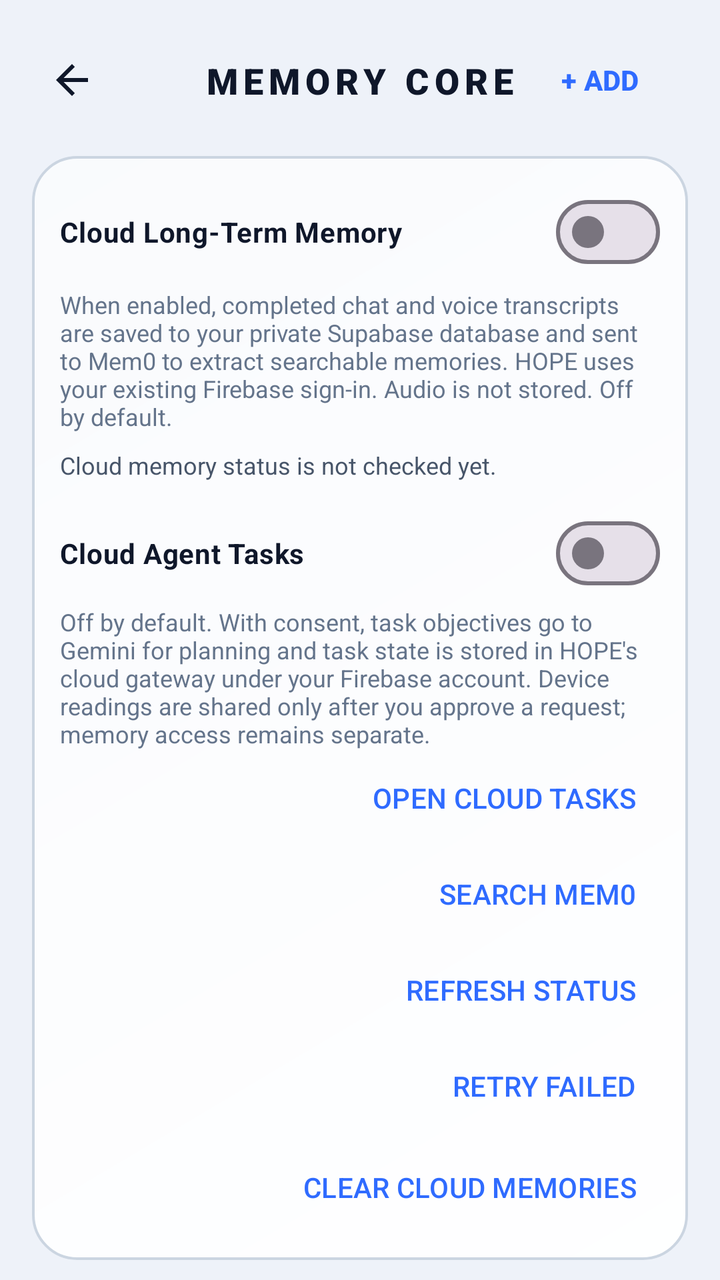
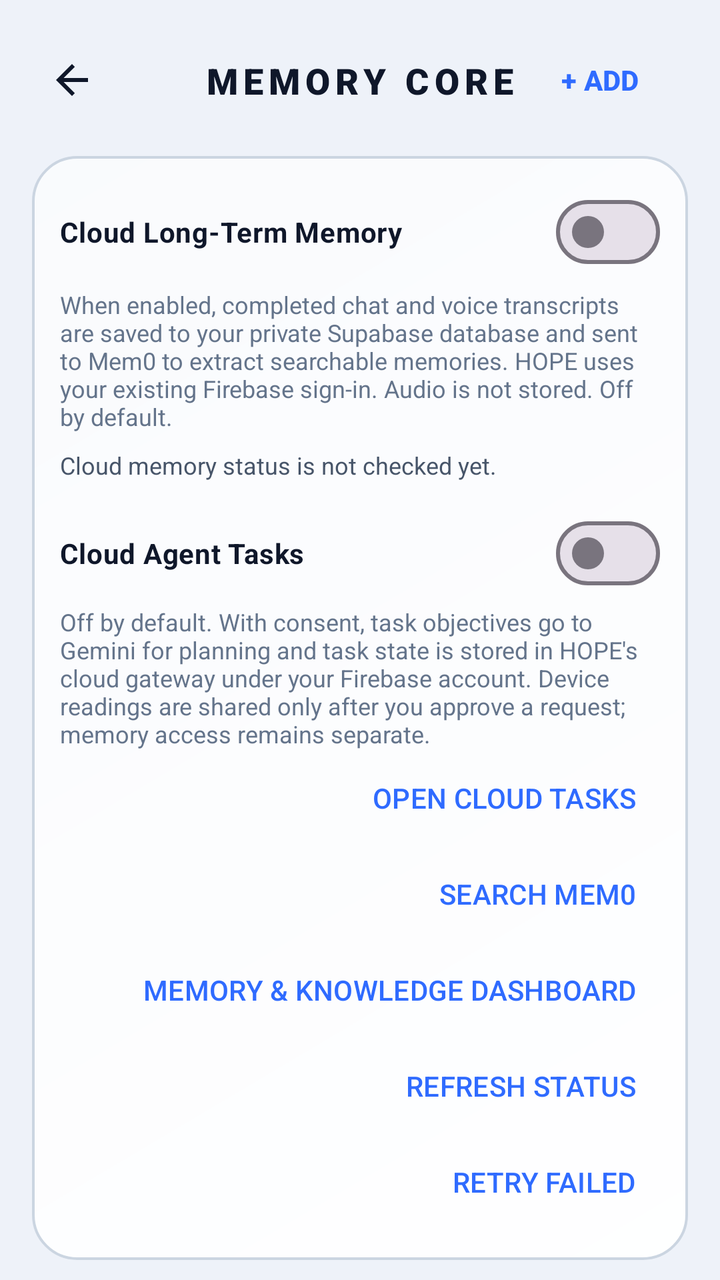

Screens rendered from an Android XML layout before and after an edit, with the pre-edit source and the edit as a unified diff.
<!-- AndroidManifest.xml: application theme Theme.JarvisAssistant -->
<!-- res/layout/activity_memory.xml -->
<?xml version="1.0" encoding="utf-8"?>
<LinearLayout xmlns:android="http://schemas.android.com/apk/res/android"
    xmlns:app="http://schemas.android.com/apk/res-auto"
    xmlns:tools="http://schemas.android.com/tools"
    android:layout_width="match_parent"
    android:layout_height="match_parent"
    android:background="?attr/themeBg"
    android:orientation="vertical">

    
    <androidx.constraintlayout.widget.ConstraintLayout
        android:layout_width="match_parent"
        android:layout_height="wrap_content"
        android:paddingStart="16dp"
        android:paddingEnd="16dp"
        android:paddingTop="16dp"
        android:paddingBottom="14dp">

        <ImageButton
            android:id="@+id/btnBack"
            android:layout_width="40dp"
            android:layout_height="40dp"
            android:background="?attr/selectableItemBackgroundBorderless"
            android:src="@drawable/ic_back"
            android:contentDescription="@string/desc_back"
            app:tint="?attr/themeTextPrimary"
            app:layout_constraintStart_toStartOf="parent"
            app:layout_constraintTop_toTopOf="parent"
            app:layout_constraintBottom_toBottomOf="parent" />

        <TextView
            android:layout_width="wrap_content"
            android:layout_height="wrap_content"
            android:text="@string/memory_title"
            android:textColor="?attr/themeTextPrimary"
            android:textSize="18sp"
            android:textStyle="bold"
            android:fontFamily="sans-serif-black"
            android:letterSpacing="0.15"
            app:layout_constraintStart_toStartOf="parent"
            app:layout_constraintEnd_toEndOf="parent"
            app:layout_constraintTop_toTopOf="parent"
            app:layout_constraintBottom_toBottomOf="parent" />

        <Button
            android:id="@+id/btnAddMemory"
            style="@style/Widget.Material3.Button.TextButton"
            android:layout_width="wrap_content"
            android:layout_height="wrap_content"
            android:text="+ ADD"
            android:textColor="?attr/themeAccent"
            android:textStyle="bold"
            app:layout_constraintEnd_toEndOf="parent"
            app:layout_constraintTop_toTopOf="parent"
            app:layout_constraintBottom_toBottomOf="parent" />
    </androidx.constraintlayout.widget.ConstraintLayout>

    <LinearLayout
        android:layout_width="match_parent"
        android:layout_height="match_parent"
        android:orientation="vertical"
        android:paddingHorizontal="16dp">

        <LinearLayout
            android:layout_width="match_parent"
            android:layout_height="wrap_content"
            android:layout_marginBottom="10dp"
            android:background="@drawable/bg_jarvis_card"
            android:orientation="vertical"
            android:padding="14dp">

            <com.google.android.material.materialswitch.MaterialSwitch
                android:id="@+id/switchCloudMemory"
                android:layout_width="match_parent"
                android:layout_height="wrap_content"
                android:text="Cloud Long-Term Memory"
                android:textColor="?attr/themeTextPrimary"
                android:textStyle="bold" />

            <TextView
                android:layout_width="match_parent"
                android:layout_height="wrap_content"
                android:layout_marginTop="4dp"
                android:text="When enabled, completed chat and voice transcripts are saved to your private Supabase database and sent to Mem0 to extract searchable memories. HOPE uses your existing Firebase sign-in. Audio is not stored. Off by default."
                android:textColor="?attr/themeTextMuted"
                android:textSize="12sp" />

            <TextView
                android:id="@+id/tvCloudMemoryStatus"
                android:layout_width="match_parent"
                android:layout_height="wrap_content"
                android:layout_marginTop="8dp"
                android:text="Cloud memory status is not checked yet."
                android:textColor="?attr/themeTextSecondary"
                android:textSize="12sp" />

            <com.google.android.material.materialswitch.MaterialSwitch
                android:id="@+id/switchCloudAgent"
                android:layout_width="match_parent"
                android:layout_height="wrap_content"
                android:layout_marginTop="12dp"
                android:text="Cloud Agent Tasks"
                android:textColor="?attr/themeTextPrimary"
                android:textStyle="bold" />

            <TextView
                android:layout_width="match_parent"
                android:layout_height="wrap_content"
                android:layout_marginTop="2dp"
                android:text="Off by default. With consent, task objectives go to Gemini for planning and task state is stored in HOPE's cloud gateway under your Firebase account. Device readings are shared only after you approve a request; memory access remains separate."
                android:textColor="?attr/themeTextMuted"
                android:textSize="12sp" />

            <Button
                android:id="@+id/btnOpenCloudTasks"
                style="@style/Widget.Material3.Button.TextButton"
                android:layout_width="wrap_content"
                android:layout_height="wrap_content"
                android:layout_gravity="end"
                android:text="OPEN CLOUD TASKS"
                android:textColor="?attr/themeAccent" />

            <LinearLayout
                android:layout_width="match_parent"
                android:layout_height="wrap_content"
                android:gravity="end"
                android:orientation="vertical">

                <Button
                    android:id="@+id/btnSearchCloudMemories"
                    style="@style/Widget.Material3.Button.TextButton"
                    android:layout_width="wrap_content"
                    android:layout_height="wrap_content"
                    android:text="SEARCH MEM0"
                    android:textColor="?attr/themeAccent" />

                <Button
                    android:id="@+id/btnRefreshCloudMemoryStatus"
                    style="@style/Widget.Material3.Button.TextButton"
                    android:layout_width="wrap_content"
                    android:layout_height="wrap_content"
                    android:text="REFRESH STATUS"
                    android:textColor="?attr/themeAccent" />

                <Button
                    android:id="@+id/btnRetryCloudMemory"
                    style="@style/Widget.Material3.Button.TextButton"
                    android:layout_width="wrap_content"
                    android:layout_height="wrap_content"
                    android:text="RETRY FAILED"
                    android:textColor="?attr/themeAccent" />
            </LinearLayout>

            <Button
                android:id="@+id/btnClearCloudMemory"
                style="@style/Widget.Material3.Button.TextButton"
                android:layout_width="wrap_content"
                android:layout_height="wrap_content"
                android:layout_gravity="end"
                android:layout_marginTop="4dp"
                android:text="CLEAR CLOUD MEMORIES"
                android:textColor="?attr/themeAccent" />
        </LinearLayout>

        
        <com.google.android.material.textfield.TextInputLayout
            android:id="@+id/tilSearch"
            style="@style/Widget.Material3.TextInputLayout.OutlinedBox"
            android:layout_width="match_parent"
            android:layout_height="wrap_content"
            android:layout_marginTop="4dp"
            app:boxBackgroundColor="?attr/themeInputBg"
            app:boxStrokeColor="?attr/themeAccent"
            app:boxCornerRadiusTopStart="12dp"
            app:boxCornerRadiusTopEnd="12dp"
            app:boxCornerRadiusBottomStart="12dp"
            app:boxCornerRadiusBottomEnd="12dp"
            app:hintEnabled="false">

            <com.google.android.material.textfield.TextInputEditText
                android:id="@+id/etSearch"
                android:layout_width="match_parent"
                android:layout_height="wrap_content"
                android:hint="@string/search_memories"
                android:textColor="?attr/themeTextPrimary"
                android:textColorHint="?attr/themeTextMuted"
                android:singleLine="true"
                android:paddingVertical="12dp"
                android:textSize="14sp" />
        </com.google.android.material.textfield.TextInputLayout>

        
        <HorizontalScrollView
            android:layout_width="match_parent"
            android:layout_height="wrap_content"
            android:layout_marginTop="12dp"
            android:scrollbars="none">

            <LinearLayout
                android:id="@+id/layoutCategories"
                android:layout_width="wrap_content"
                android:layout_height="wrap_content"
                android:orientation="horizontal">

                <TextView
                    android:id="@+id/chipCategoryAll"
                    android:layout_width="wrap_content"
                    android:layout_height="wrap_content"
                    android:background="@drawable/bg_chip_selected"
                    android:paddingHorizontal="14dp"
                    android:paddingVertical="6dp"
                    android:text="@string/category_all"
                    android:textColor="?attr/themeAccent"
                    android:textSize="12sp"
                    android:textStyle="bold" />

                <TextView
                    android:id="@+id/chipCategoryPersonal"
                    android:layout_width="wrap_content"
                    android:layout_height="wrap_content"
                    android:layout_marginStart="8dp"
                    android:background="@drawable/bg_chip_unselected"
                    android:paddingHorizontal="14dp"
                    android:paddingVertical="6dp"
                    android:text="@string/category_personal"
                    android:textColor="?attr/themeTextSecondary"
                    android:textSize="12sp" />

                <TextView
                    android:id="@+id/chipCategoryPreferences"
                    android:layout_width="wrap_content"
                    android:layout_height="wrap_content"
                    android:layout_marginStart="8dp"
                    android:background="@drawable/bg_chip_unselected"
                    android:paddingHorizontal="14dp"
                    android:paddingVertical="6dp"
                    android:text="@string/category_preferences"
                    android:textColor="?attr/themeTextSecondary"
                    android:textSize="12sp" />

                <TextView
                    android:id="@+id/chipCategoryContacts"
                    android:layout_width="wrap_content"
                    android:layout_height="wrap_content"
                    android:layout_marginStart="8dp"
                    android:background="@drawable/bg_chip_unselected"
                    android:paddingHorizontal="14dp"
                    android:paddingVertical="6dp"
                    android:text="@string/category_contacts"
                    android:textColor="?attr/themeTextSecondary"
                    android:textSize="12sp" />

                <TextView
                    android:id="@+id/chipCategoryRoutines"
                    android:layout_width="wrap_content"
                    android:layout_height="wrap_content"
                    android:layout_marginStart="8dp"
                    android:background="@drawable/bg_chip_unselected"
                    android:paddingHorizontal="14dp"
                    android:paddingVertical="6dp"
                    android:text="@string/category_routines"
                    android:textColor="?attr/themeTextSecondary"
                    android:textSize="12sp" />

                <TextView
                    android:id="@+id/chipCategoryNotes"
                    android:layout_width="wrap_content"
                    android:layout_height="wrap_content"
                    android:layout_marginStart="8dp"
                    android:background="@drawable/bg_chip_unselected"
                    android:paddingHorizontal="14dp"
                    android:paddingVertical="6dp"
                    android:text="@string/category_notes"
                    android:textColor="?attr/themeTextSecondary"
                    android:textSize="12sp" />
            </LinearLayout>
        </HorizontalScrollView>

        
        <TextView
            android:id="@+id/tvMemoryCount"
            android:layout_width="wrap_content"
            android:layout_height="wrap_content"
            android:layout_marginTop="16dp"
            android:layout_marginBottom="8dp"
            android:text="SAVED MEMORIES (0)"
            android:textColor="?attr/themeTextMuted"
            android:textSize="11sp"
            android:letterSpacing="0.05"
            android:textStyle="bold" />

        
        <FrameLayout
            android:layout_width="match_parent"
            android:layout_height="match_parent">

            <androidx.recyclerview.widget.RecyclerView
                android:id="@+id/rvMemories"
                android:layout_width="match_parent"
                android:layout_height="match_parent"
                android:clipToPadding="false"
                android:paddingBottom="24dp"
                tools:listitem="@layout/item_memory" />

            <TextView
                android:id="@+id/tvNoMemories"
                android:layout_width="wrap_content"
                android:layout_height="wrap_content"
                android:layout_gravity="center"
                android:text="@string/no_memories"
                android:textColor="?attr/themeTextMuted"
                android:textSize="14sp"
                android:visibility="gone" />
        </FrameLayout>
    </LinearLayout>

</LinearLayout>
<!-- res/layout/item_memory.xml (included above) -->
<?xml version="1.0" encoding="utf-8"?>
<LinearLayout xmlns:android="http://schemas.android.com/apk/res/android"
    xmlns:app="http://schemas.android.com/apk/res-auto"
    android:layout_width="match_parent"
    android:layout_height="wrap_content"
    android:layout_marginBottom="12dp"
    android:background="@drawable/bg_card_futuristic"
    android:orientation="vertical"
    android:padding="16dp">

    
    <LinearLayout
        android:layout_width="match_parent"
        android:layout_height="wrap_content"
        android:gravity="center_vertical"
        android:orientation="horizontal">

        <TextView
            android:id="@+id/tvMemoryCategory"
            android:layout_width="wrap_content"
            android:layout_height="wrap_content"
            android:background="@drawable/bg_badge_action"
            android:paddingHorizontal="10dp"
            android:paddingVertical="4dp"
            android:text="PREFERENCES"
            android:textColor="?attr/themeAccent"
            android:textSize="10sp"
            android:textStyle="bold"
            android:letterSpacing="0.05" />

        <TextView
            android:id="@+id/tvMemoryDate"
            android:layout_width="0dp"
            android:layout_height="wrap_content"
            android:layout_marginStart="10dp"
            android:layout_weight="1"
            android:text="Sep 12, 2026 • 15:30"
            android:textColor="?attr/themeTextMuted"
            android:textSize="11sp" />

        <ImageButton
            android:id="@+id/btnEditMemory"
            android:layout_width="32dp"
            android:layout_height="32dp"
            android:background="?attr/selectableItemBackgroundBorderless"
            android:src="@drawable/ic_edit"
            app:tint="?attr/themeTextSecondary"
            android:contentDescription="Edit" />

        <ImageButton
            android:id="@+id/btnDeleteMemory"
            android:layout_width="32dp"
            android:layout_height="32dp"
            android:layout_marginStart="4dp"
            android:background="?attr/selectableItemBackgroundBorderless"
            android:src="@drawable/ic_delete"
            app:tint="@color/status_red"
            android:contentDescription="Delete" />
    </LinearLayout>

    
    <TextView
        android:id="@+id/tvMemoryFact"
        android:layout_width="match_parent"
        android:layout_height="wrap_content"
        android:layout_marginTop="10dp"
        android:text="Favorite song is Believer."
        android:textColor="?attr/themeTextPrimary"
        android:textSize="14sp"
        android:lineSpacingExtra="3dp" />

</LinearLayout>
<!-- resources referenced by this layout -->
<resources>
  <color name="status_red">#EF4444</color>
  <!-- drawable bg_badge_action (drawable) -->
  <?xml version="1.0" encoding="utf-8"?>
  <shape xmlns:android="http://schemas.android.com/apk/res/android"
      android:shape="rectangle">
      <solid android:color="?attr/themeAccentLight" />
      <corners android:radius="8dp" />
      <stroke
          android:width="1dp"
          android:color="?attr/themeAccent" />
  </shape>
  <!-- drawable bg_card_futuristic (drawable) -->
  <?xml version="1.0" encoding="utf-8"?>
  <shape xmlns:android="http://schemas.android.com/apk/res/android"
      android:shape="rectangle">
      <solid android:color="?attr/themeCardBg" />
      <stroke
          android:width="1dp"
          android:color="?attr/themeCardBorder" />
      <corners android:radius="14dp" />
  </shape>
  <!-- drawable bg_chip_selected (drawable) -->
  <?xml version="1.0" encoding="utf-8"?>
  <shape xmlns:android="http://schemas.android.com/apk/res/android"
      android:shape="rectangle">
      <solid android:color="?attr/themeAccentLight" />
      <stroke
          android:width="1.5dp"
          android:color="?attr/themeAccent" />
      <corners android:radius="20dp" />
  </shape>
  <!-- drawable bg_chip_unselected (drawable) -->
  <?xml version="1.0" encoding="utf-8"?>
  <shape xmlns:android="http://schemas.android.com/apk/res/android"
      android:shape="rectangle">
      <solid android:color="?attr/themeChipBg" />
      <stroke
          android:width="1dp"
          android:color="?attr/themeCardBorder" />
      <corners android:radius="20dp" />
  </shape>
  <!-- drawable ic_back (drawable) -->
  <vector xmlns:android="http://schemas.android.com/apk/res/android"
      android:width="24dp"
      android:height="24dp"
      android:viewportWidth="24"
      android:viewportHeight="24">
    <path
        android:fillColor="#F4F4F6"
        android:pathData="M20,11H7.83l5.59,-5.59L12,4l-8,8 8,8 1.41,-1.41L7.83,13H20v-2z"/>
  </vector>
  <!-- drawable ic_delete (drawable) -->
  <vector xmlns:android="http://schemas.android.com/apk/res/android"
      android:width="24dp"
      android:height="24dp"
      android:viewportWidth="24"
      android:viewportHeight="24">
    <path
        android:fillColor="#FF1744"
        android:pathData="M6,19c0,1.1 0.9,2 2,2h8c1.1,0 2,-0.9 2,-2V7H6v12zM19,4h-3.5l-1,-1h-5l-1,1H5v2h14V4z"/>
  </vector>
  <string name="category_all">All</string>
  <string name="category_contacts">Contacts</string>
  <string name="category_notes">Notes</string>
  <string name="category_personal">Personal</string>
  <string name="category_preferences">Preferences</string>
  <string name="category_routines">Routines</string>
  <string name="desc_back">Back</string>
  <string name="memory_title">MEMORY CORE</string>
  <string name="no_memories">No memories recorded yet.</string>
  <string name="search_memories">Search memories…</string>
  <style name="Theme.JarvisAssistant" parent="Theme.JarvisAssistant.Light" />
  <color name="hope_text_muted">#64748B</color>
  <!-- drawable bg_liquid_glow_light_2 (drawable) -->
  <?xml version="1.0" encoding="utf-8"?>
  <shape xmlns:android="http://schemas.android.com/apk/res/android"
      android:shape="oval">
      <gradient
          android:type="radial"
          android:gradientRadius="130dp"
          android:startColor="#208B5CF6"
          android:centerColor="#0D8B5CF6"
          android:endColor="#008B5CF6" />
  </shape>
  <!-- drawable bg_liquid_glow_light_3 (drawable) -->
  <?xml version="1.0" encoding="utf-8"?>
  <shape xmlns:android="http://schemas.android.com/apk/res/android"
      android:shape="oval">
      <gradient
          android:type="radial"
          android:gradientRadius="140dp"
          android:startColor="#1A06B6D4"
          android:centerColor="#0B06B6D4"
          android:endColor="#0006B6D4" />
  </shape>
  <!-- unchanged entries left out for length: 4 -->
</resources>

<!-- the commit's change to res/layout/activity_memory.xml (unified diff, before → after) -->
@@ -135,6 +135,14 @@
                     android:textColor="?attr/themeAccent" />
 
                 <Button
+                    android:id="@+id/btnOpenMemoryKnowledge"
+                    style="@style/Widget.Material3.Button.TextButton"
+                    android:layout_width="wrap_content"
+                    android:layout_height="wrap_content"
+                    android:text="MEMORY &amp; KNOWLEDGE DASHBOARD"
+                    android:textColor="?attr/themeAccent" />
+
+                <Button
                     android:id="@+id/btnRefreshCloudMemoryStatus"
                     style="@style/Widget.Material3.Button.TextButton"
                     android:layout_width="wrap_content"
